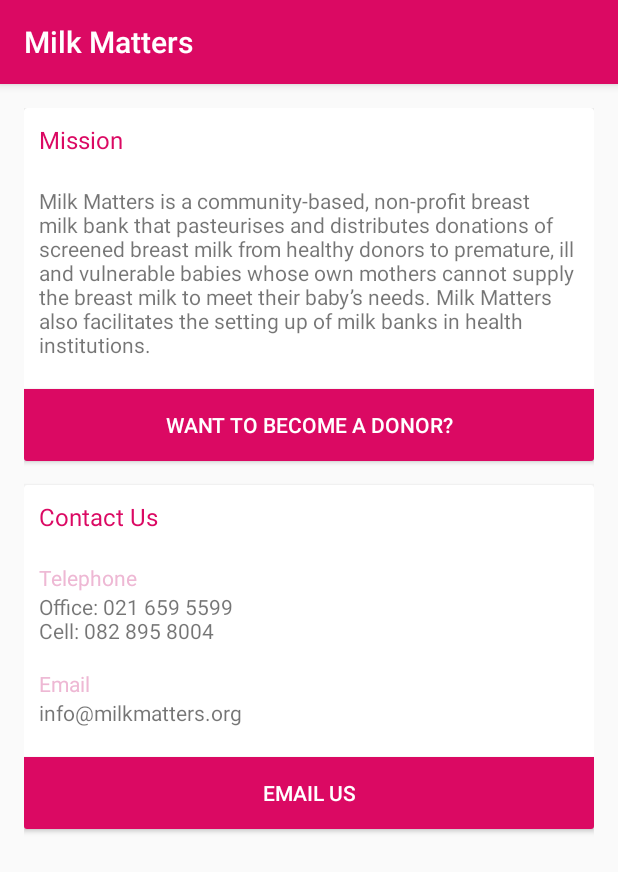
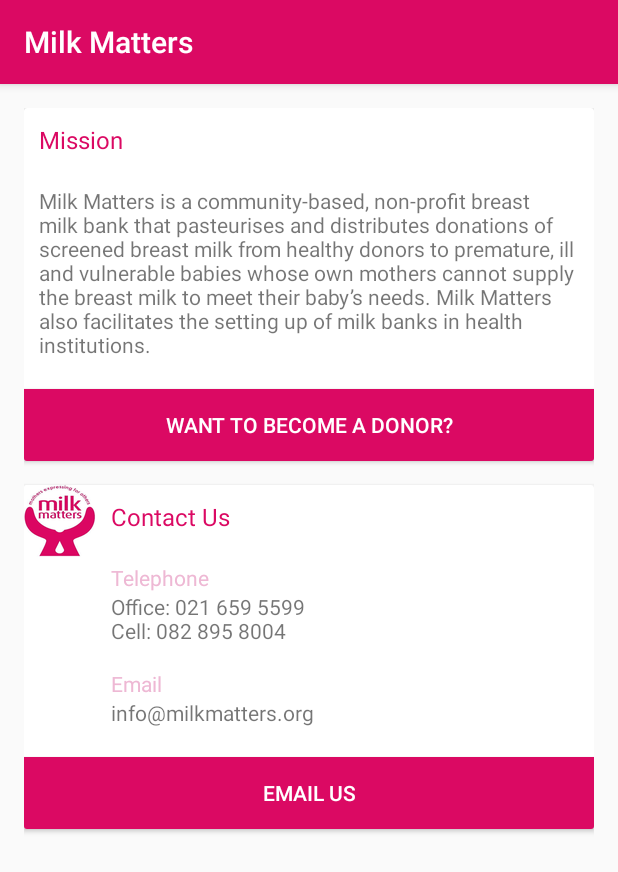
Before and after one commit to mitch-a-green/MilkMatters, an Android app: the fragment AboutFragment shown on its own in the app's theme, on a phone screen of 412 x 824 dp. Shown: the top 872 px of the screen. Run offline under Robolectric (Android 15) with nearby library versions, the phone set to English and light mode, and no system bars; 1 statement that could not run was skipped.

Commit message:
Added mm logo to res and displaying it on about screen. Still need to scale it

```diff
--- a/app/src/main/res/layout/fragment_about.xml
+++ b/app/src/main/res/layout/fragment_about.xml
@@ -66,8 +66,18 @@
             <RelativeLayout
                 android:layout_width="match_parent"
                 android:layout_height="wrap_content">
+
+                <ImageView
+                    android:id="@+id/about_mm_logo"
+                    android:layout_width="wrap_content"
+                    android:layout_height="wrap_content"
+                    android:src="@mipmap/mm_logo"
+                    android:layout_alignParentLeft="true" />
+
                 <TextView
                     android:id="@+id/about_contact_heading"
+                    android:layout_alignParentRight="true"
+                    android:layout_toRightOf="@id/about_mm_logo"
                     android:layout_width="match_parent"
                     android:layout_height="wrap_content"
                     android:layout_margin="10sp"
@@ -76,13 +86,13 @@
                     android:textSize="16sp"
                     android:textColor="@color/colorPrimary"/>
 
-
                 <LinearLayout
                     android:id="@+id/contact_linear_layout"
                     android:layout_below="@+id/about_contact_heading"
                     android:layout_width="wrap_content"
                     android:layout_height="wrap_content"
                     android:layout_margin="10sp"
+                    android:layout_toRightOf="@id/about_mm_logo"
                     android:orientation="vertical">
                     <TextView
                         android:layout_width="wrap_content"
@@ -104,13 +114,6 @@
                         android:text="@string/email_address" />
                 </LinearLayout>
 
-                <ImageView
-                    android:layout_width="wrap_content"
-                    android:layout_height="wrap_content"
-                    android:src="@drawable/ic_menu_send"
-                    android:layout_toLeftOf="@+id/contact_linear_layout"
-                    android:layout_alignTop="@id/contact_linear_layout"/>
-
                 <Button
                     android:id="@+id/email_us"
                     android:layout_width="match_parent"
```
Also changed, not shown: app/src/main/res/drawable/mm_logo.jpg (deleted), app/src/main/res/mipmap-hdpi/mm_logo.png (added), app/src/main/res/mipmap-mdpi/mm_logo.png (added), app/src/main/res/mipmap-xhdpi/mm_logo.png (added), app/src/main/res/mipmap-xxhdpi/mm_logo.png (added), app/src/main/res/mipmap-xxxhdpi/mm_logo.png (added).
